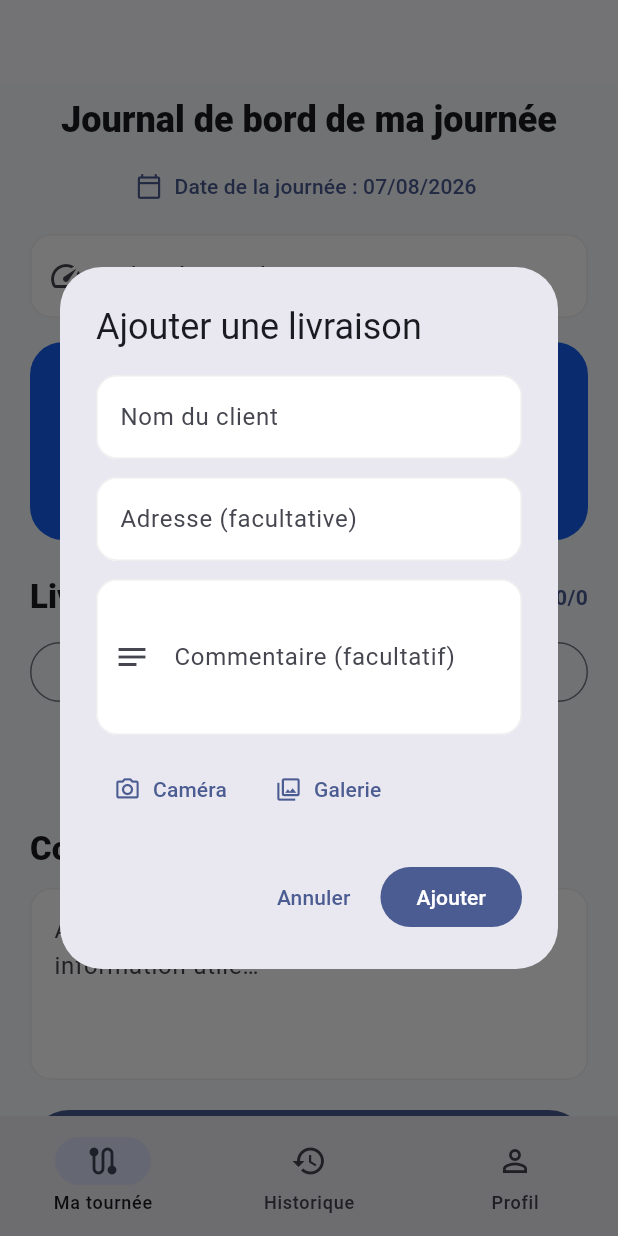
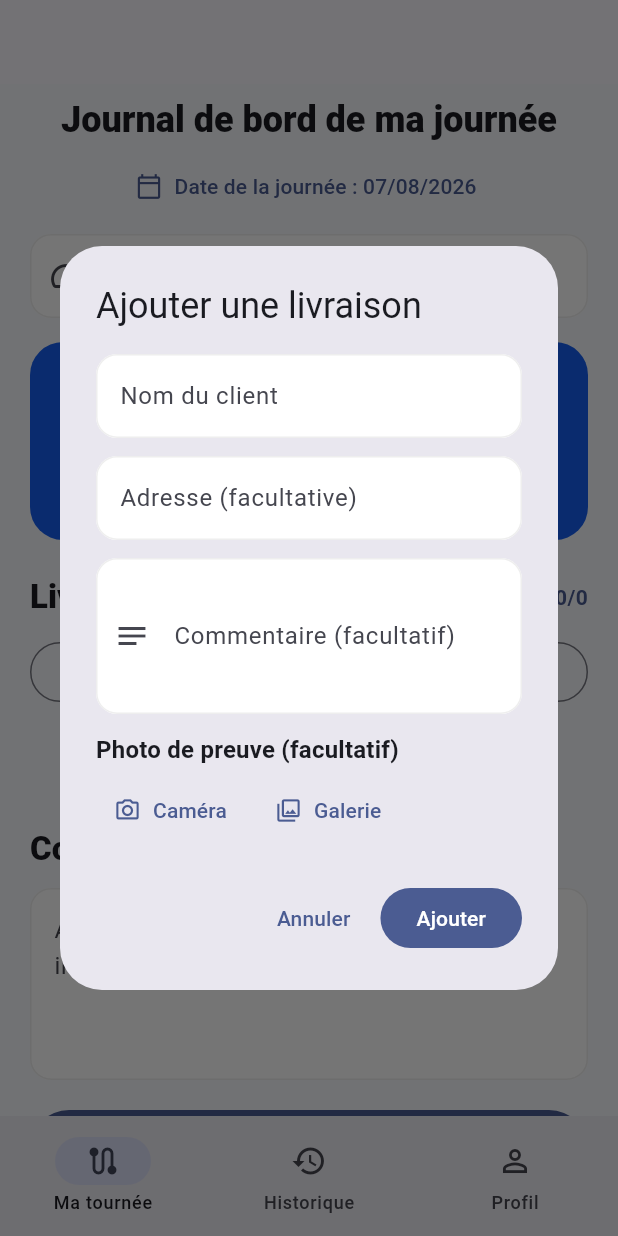
Before and after one commit to VelzogFr/livraison_mobile, a Flutter app: the screen it shows after launch, after a tap on "Ajouter une livraison", on a phone screen of 412 x 824 dp. Run offline on Flutter 3.47's test engine with Material 3 defaults, Android fonts, the phone set to English and light mode, and no system bars; our stand-ins replace flutter_secure_storage, image_picker, shared_preferences; missing offline and left inert: cryptography, dart:html, file_selector.

Commit message:
Make photo field visible in delivery form

```diff
--- a/lib/main.dart
+++ b/lib/main.dart
@@ -367,8 +367,8 @@ class _TourneePageState extends State<TourneePage> {
       builder: (context) => StatefulBuilder(
         builder: (context, setDialogState) => AlertDialog(
           title: const Text('Ajouter une livraison'),
-          content: Column(
-            mainAxisSize: MainAxisSize.min,
+          content: SingleChildScrollView(
+            child: Column(
               children: [
                 TextField(
                   controller: name,
@@ -393,6 +393,16 @@ class _TourneePageState extends State<TourneePage> {
                   ),
                 ),
                 const SizedBox(height: 12),
+                Align(
+                  alignment: Alignment.centerLeft,
+                  child: Text(
+                    'Photo de preuve (facultatif)',
+                    style: Theme.of(context).textTheme.titleMedium?.copyWith(
+                      fontWeight: FontWeight.w700,
+                    ),
+                  ),
+                ),
+                const SizedBox(height: 4),
                 Row(
                   children: [
                     if (photoBytes != null)
@@ -442,6 +452,7 @@ class _TourneePageState extends State<TourneePage> {
                   ],
                 ),
               ],
+            ),
           ),
           actions: [
             TextButton(
```
Lines whose indentation alone changed are shown as unchanged.
